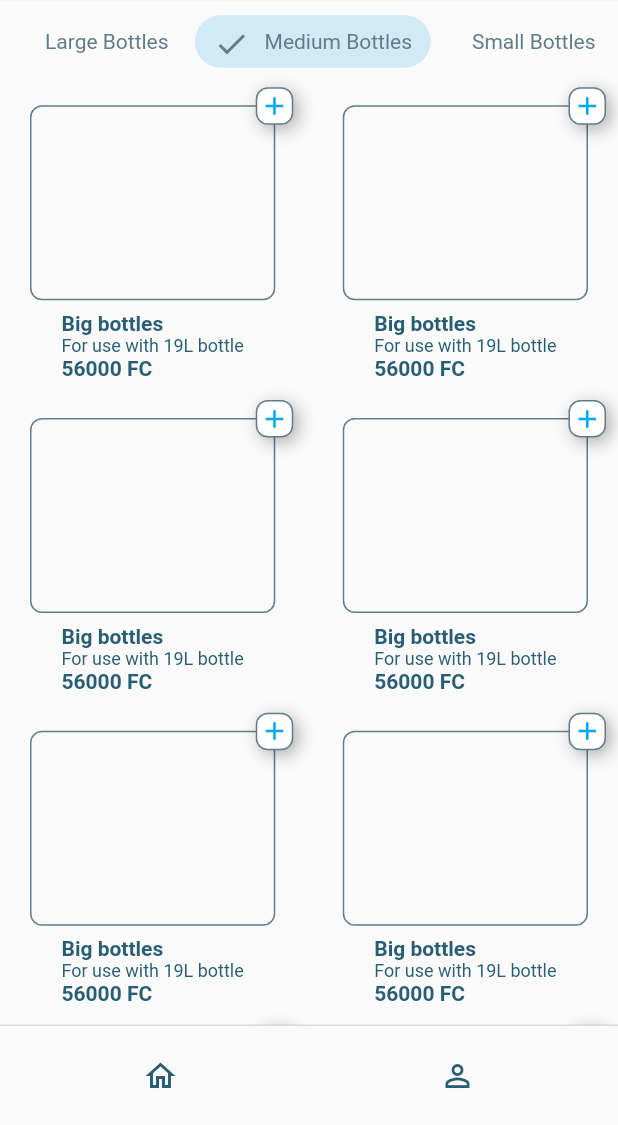
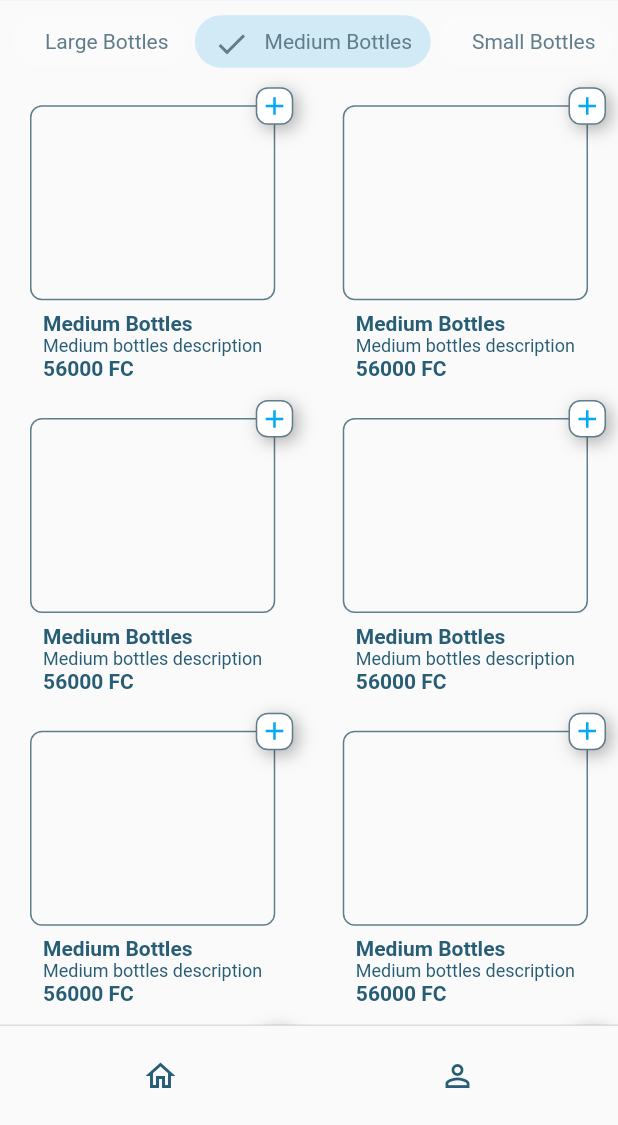
Before and after one commit to DavidMilai/AmaiziTestApp, a Flutter app: the HomeScreen screen opened by its route, after a tap on "Medium Bottles", on a phone screen of 412 x 824 dp, the part 111-1236 px from its top. Run offline on Flutter 3.47's test engine with Material 2 defaults, Android fonts, the phone set to English and light mode, and no system bars; our stand-ins replace dio, fluttertoast, hive, hive_flutter; accounts and stored records are empty; generated files the repository leaves out were written again; network calls fail.

Commit message:
products screen state

```diff
--- a/lib/screens/home_screen/products_tab.dart
+++ b/lib/screens/home_screen/products_tab.dart
@@ -8,12 +8,12 @@ class ProductsTab extends StatefulWidget {
 }
 
 class _ProductsTabState extends State<ProductsTab> {
+  int selectedIndex = 0;
   List<String> categories = [
     "Large Bottles",
     "Medium Bottles",
     "Small Bottles"
   ];
-  int selectedIndex = 0;
   Map<String, String> products = {
     "Big Bottles": "Big bottles description",
     "Medium Bottles": "Medium bottles description",
@@ -122,7 +122,9 @@ class _ProductsTabState extends State<ProductsTab> {
                   );
                 })),
         Expanded(
-          child: ProductsGrid(),
+          child: ProductsGrid(
+              title: products.keys.elementAt(selectedIndex),
+              description: products.values.elementAt(selectedIndex)),
         )
       ],
     );
@@ -130,6 +132,9 @@ class _ProductsTabState extends State<ProductsTab> {
 }
 
 class ProductsGrid extends StatelessWidget {
+  ProductsGrid({this.title, this.description});
+  final String title;
+  final String description;
   @override
   Widget build(BuildContext context) {
     return GridView.builder(
@@ -187,12 +192,12 @@ class ProductsGrid extends StatelessWidget {
                     crossAxisAlignment: CrossAxisAlignment.start,
                     children: [
                       Text(
-                        "Big bottles",
+                        title,
                         style: TextStyle(
                             fontWeight: FontWeight.bold, color: kTextColor),
                       ),
                       Text(
-                        "For use with 19L bottle",
+                        description,
                         style: TextStyle(color: kTextColor, fontSize: 12),
                       ),
                       Text(
```
